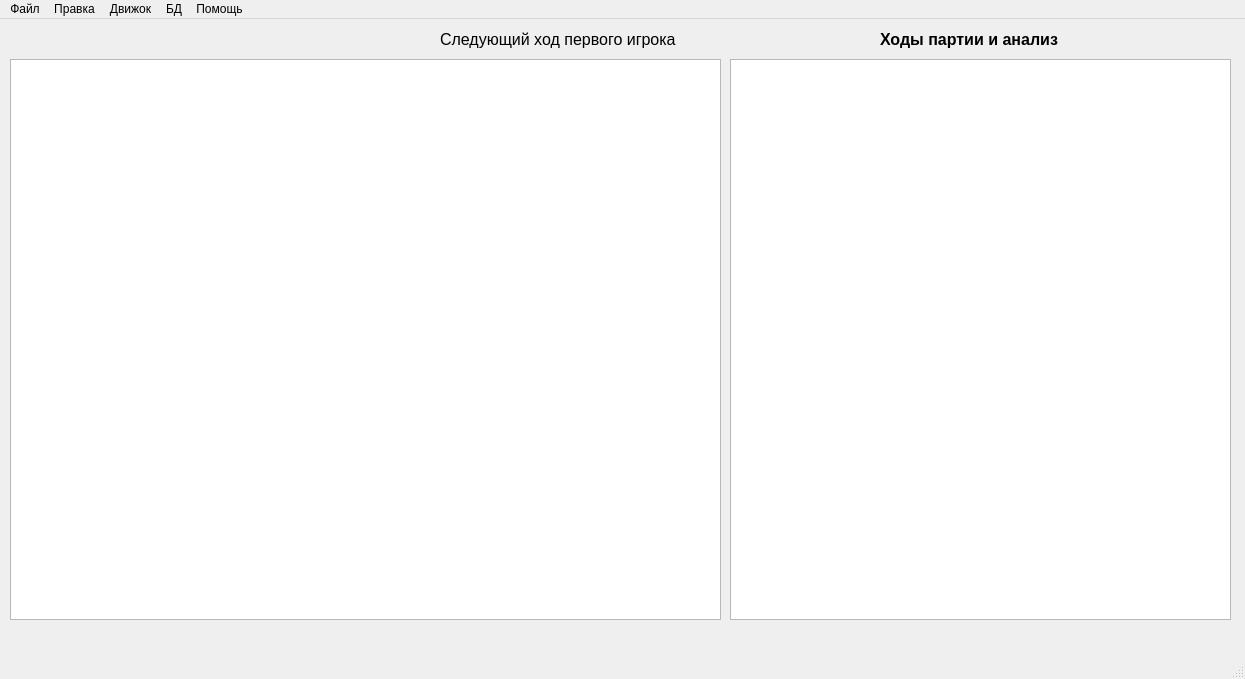
This is main.ui in Ol333/gh as Qt 5 draws it before an edit. The edited form follows.
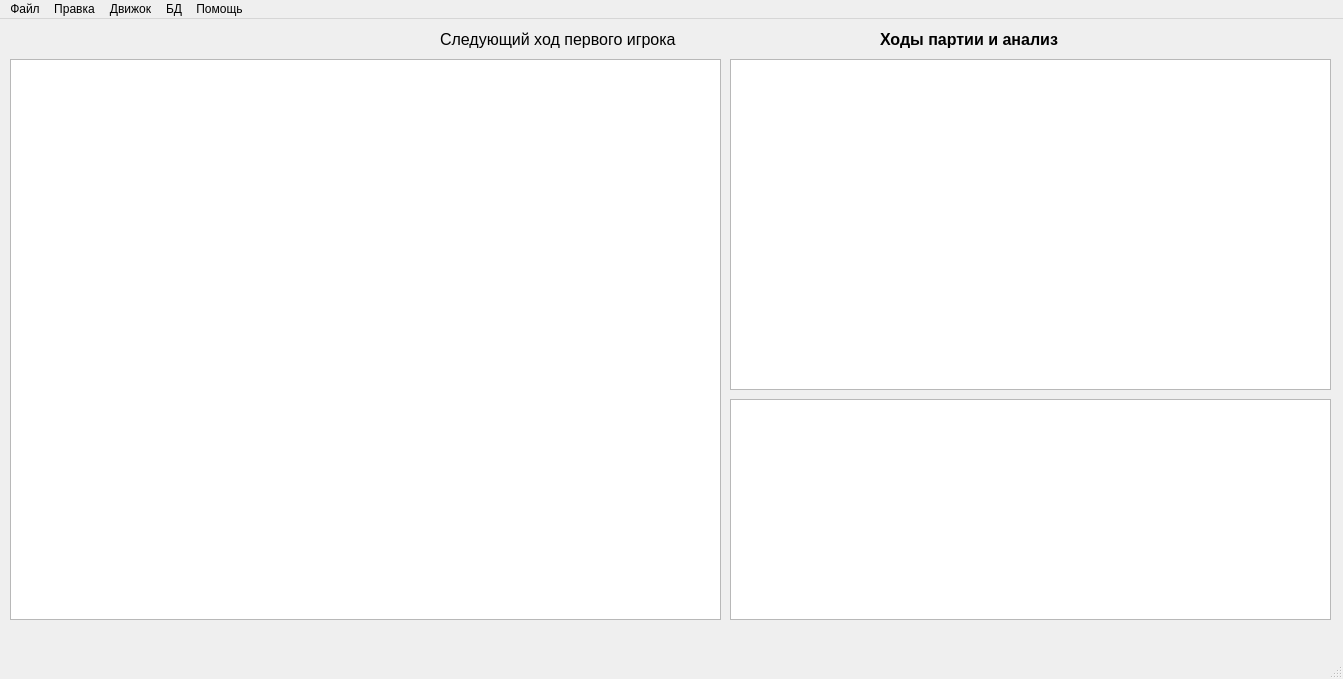
This is the edited form.

Commit message:
ошибки интерфейса
расчет всех строк выше, если они не были заполнены

What changed in the file:
```diff
--- a/main.ui
+++ b/main.ui
@@ -6,7 +6,7 @@
    <rect>
     <x>0</x>
     <y>0</y>
-    <width>1245</width>
+    <width>1343</width>
     <height>679</height>
    </rect>
   </property>
@@ -67,8 +67,8 @@
      <rect>
       <x>730</x>
       <y>40</y>
-      <width>501</width>
-      <height>561</height>
+      <width>601</width>
+      <height>331</height>
      </rect>
     </property>
     <property name="font">
@@ -83,13 +83,23 @@
      <enum>QAbstractItemView::SelectRows</enum>
     </property>
    </widget>
+   <widget class="QGraphicsView" name="graphicsView_2">
+    <property name="geometry">
+     <rect>
+      <x>730</x>
+      <y>380</y>
+      <width>601</width>
+      <height>221</height>
+     </rect>
+    </property>
+   </widget>
   </widget>
   <widget class="QMenuBar" name="menubar">
    <property name="geometry">
     <rect>
      <x>0</x>
      <y>0</y>
-     <width>1245</width>
+     <width>1343</width>
      <height>21</height>
     </rect>
    </property>
```
Left out of the diff: 6 changed lines with no effect on the pictures. The commit also changes 2 other files.
